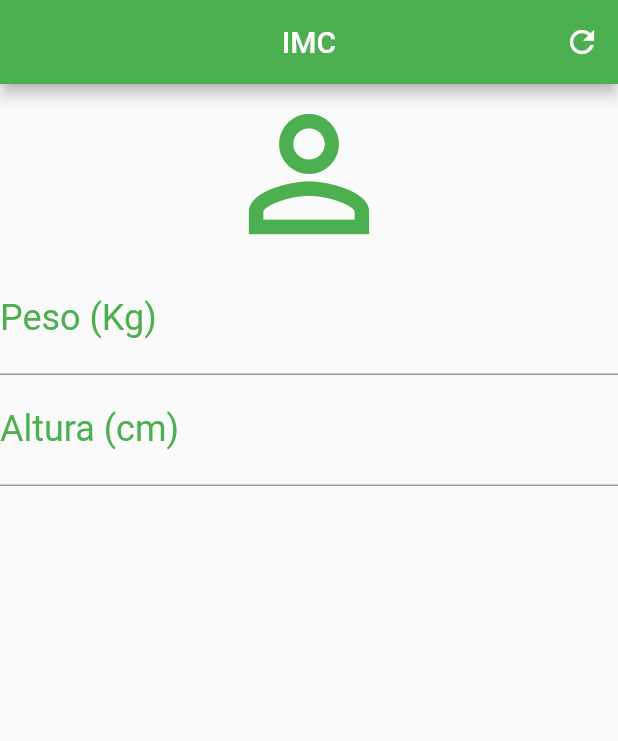
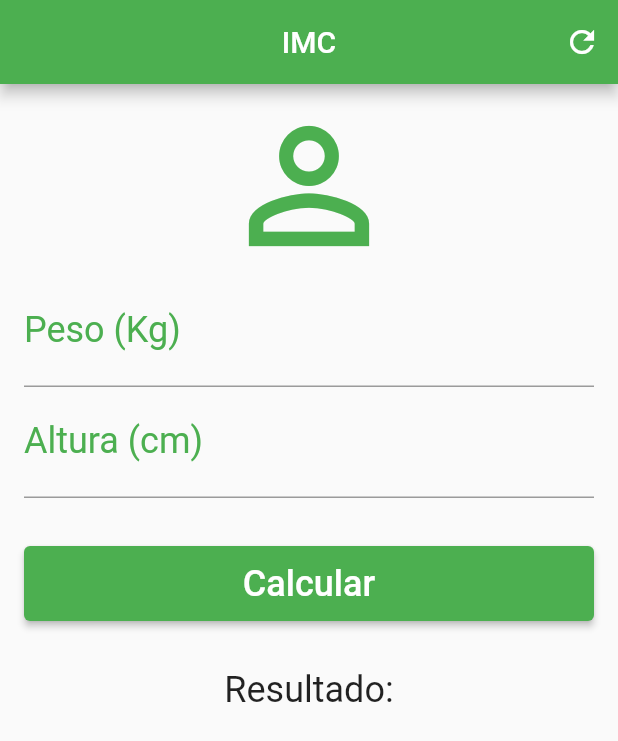
Before and after one commit to DouglasLeal/flutter-calculadora-imc-udemy-daniel-ciolfi, a Flutter app: the screen it shows after launch, on a phone screen of 412 x 824 dp. Shown: the top 741 px of the screen. Run offline on Flutter 3.47's test engine with Material 2 defaults, Android fonts, the phone set to English and light mode, and no system bars.

Commit message:
Botão adicionado e Column substituído por SingleChildScrollView

```diff
--- a/lib/home_page.dart
+++ b/lib/home_page.dart
@@ -22,15 +22,17 @@ class _HomePageState extends State<HomePage> {
           )
         ],
       ),
-      body: Column(
+      body: SingleChildScrollView(
+        padding: const EdgeInsets.fromLTRB(16, 8, 16, 8),
+        child: Column(
           crossAxisAlignment: CrossAxisAlignment.stretch,
-        children: const [
-          Icon(
+          children: [
+            const Icon(
               Icons.person_outline,
               size: 120,
               color: Colors.green,
             ),
-          TextField(
+            const TextField(
               keyboardType: TextInputType.number,
               decoration: InputDecoration(
                 labelText: "Peso (Kg)",
@@ -39,7 +41,7 @@ class _HomePageState extends State<HomePage> {
               textAlign: TextAlign.center,
               style: TextStyle(color: Colors.green, fontSize: 24),
             ),
-          TextField(
+            const TextField(
               keyboardType: TextInputType.number,
               decoration: InputDecoration(
                 labelText: "Altura (cm)",
@@ -48,7 +50,28 @@ class _HomePageState extends State<HomePage> {
               textAlign: TextAlign.center,
               style: TextStyle(color: Colors.green, fontSize: 24),
             ),
+            Container(
+              margin: const EdgeInsets.symmetric(vertical: 32),
+              height: 50,
+              child: ElevatedButton(
+                onPressed: () {},
+                style: ButtonStyle(
+                  backgroundColor:
+                      MaterialStateProperty.all<Color>(Colors.green),
+                ),
+                child: const Text(
+                  "Calcular",
+                  style: TextStyle(fontSize: 24),
+                ),
+              ),
+            ),
+            Text(
+              "Resultado:",
+              textAlign: TextAlign.center,
+              style: TextStyle(fontSize: 24),
+            )
           ],
+        ),
       ),
     );
   }
```
Lines whose indentation alone changed are shown as unchanged.
